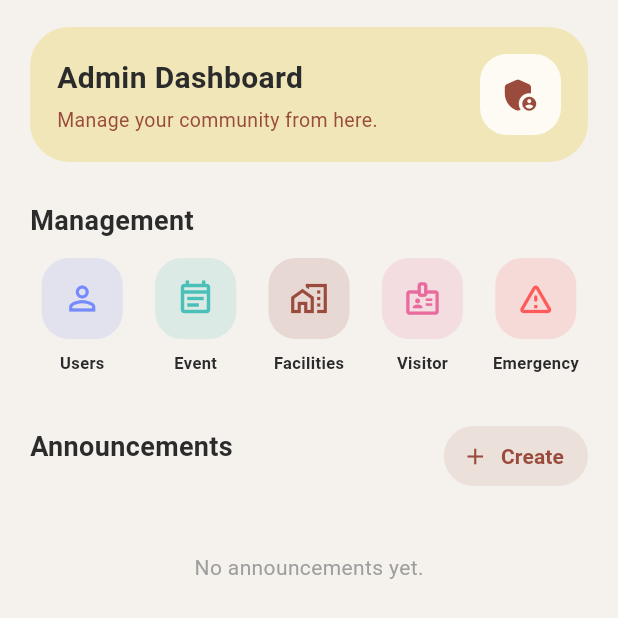
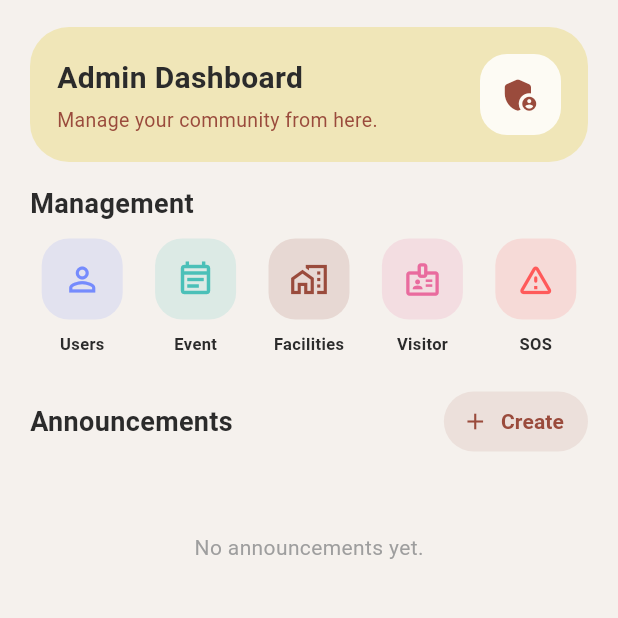
Before and after one commit to Jiazheng23/JiranMu-CommunityApp, a Flutter app: the DashboardPage screen opened directly, on a phone screen of 412 x 824 dp. Shown: the top 618 px of the screen. Run offline on Flutter 3.47's test engine with Material 3 defaults, Android fonts, the phone set to English and light mode, and no system bars; our stand-ins replace geolocator, google_maps_flutter, image_picker, supabase_flutter, table_calendar; accounts and stored records are empty.

Commit message:
dashboard_page update

```diff
--- a/lib/admin/dashboard/dashboard_page.dart
+++ b/lib/admin/dashboard/dashboard_page.dart
@@ -47,7 +47,7 @@ class _DashboardPageState extends State<DashboardPage> {
           .from('announcements')
           .select()
           .order('created_at', ascending: false)
-          .limit(5);
+          .limit(10);
       if (mounted) setState(() => announcements = response);
     } catch (e) {
       debugPrint("Fetch Announcements Error: $e");
@@ -81,11 +81,13 @@ class _DashboardPageState extends State<DashboardPage> {
 
   // ── Shared section title (same as Resident) ──
   Widget buildSectionTitle(String title) {
-    return Padding(
-      padding: const EdgeInsets.only(bottom: 12),
-      child: Text(title,
+    return Text(
+      title,
       style: const TextStyle(
-              fontSize: 18, fontWeight: FontWeight.bold, color: textDark)),
+        fontSize: 18,
+        fontWeight: FontWeight.bold,
+        color: textDark, // 确保你之前定义了 textDark
+      ),
     );
   }
 
@@ -699,11 +701,18 @@ class _DashboardPageState extends State<DashboardPage> {
       body: SafeArea(
         child: RefreshIndicator(
           onRefresh: refreshAllData,
-          child: ListView(
-            padding: const EdgeInsets.fromLTRB(20, 18, 20, 100),
+          // 🔥 换成 CustomScrollView，让整个页面完美融合并整体滑动
+          child: CustomScrollView(
+            physics: const AlwaysScrollableScrollPhysics(), // 确保即使内容少也能下拉刷新
+            slivers: [
+              // ── 📌 顶部内容 (使用 SliverToBoxAdapter 包裹) ──
+              SliverToBoxAdapter(
+                child: Padding(
+                  padding: const EdgeInsets.fromLTRB(20, 18, 20, 0),
+                  child: Column(
+                    crossAxisAlignment: CrossAxisAlignment.start,
                     children: [
-
-              // ── Header banner (mirrors Resident's softYellow banner) ──
+                      // ── Header banner ──
                       Container(
                         width: double.infinity,
                         padding: const EdgeInsets.all(18),
@@ -739,8 +748,9 @@ class _DashboardPageState extends State<DashboardPage> {
                         ),
                       ),
 
-              const SizedBox(height: 26),
+                      const SizedBox(height: 15),
                       buildSectionTitle("Management"),
+                      const SizedBox(height: 10),
 
                       // ── Quick-access buttons ──
                       Row(
@@ -758,7 +768,7 @@ class _DashboardPageState extends State<DashboardPage> {
                               iconColor: const Color(0xFFE96B9E), hasNotification: hasVisitorNotif),
                           const SizedBox(width: 6),
                           buildTopButton(
-                    "Emergency", Icons.warning_amber_rounded,
+                            "SOS", Icons.warning_amber_rounded,
                                 () {
                               Navigator.push(context,
                                   MaterialPageRoute(builder: (_) => const EmergencyListPage()))
@@ -770,11 +780,12 @@ class _DashboardPageState extends State<DashboardPage> {
                         ],
                       ),
 
-              const SizedBox(height: 30),
+                      const SizedBox(height: 20),
 
                       // ── Announcements header ──
                       Row(
                         mainAxisAlignment: MainAxisAlignment.spaceBetween,
+                        crossAxisAlignment: CrossAxisAlignment.center,
                         children: [
                           buildSectionTitle("Announcements"),
                           TextButton.icon(
@@ -788,15 +799,27 @@ class _DashboardPageState extends State<DashboardPage> {
                           ),
                         ],
                       ),
+                      const SizedBox(height: 10),
+                    ],
+                  ),
+                ),
+              ),
 
-              // ── Announcement cards ──
+              // ── 📜 公告列表 (使用 SliverList 实现高性能无限滑动) ──
               if (announcements.isEmpty)
-                const Padding(
+                const SliverToBoxAdapter(
+                  child: Padding(
                     padding: EdgeInsets.all(40),
-                    child: Center(child: Text("No announcements yet.",
-                        style: TextStyle(color: Colors.grey))))
+                    child: Center(child: Text("No announcements yet.", style: TextStyle(color: Colors.grey))),
+                  ),
+                )
               else
-                ...announcements.map((item) {
+                SliverPadding(
+                  padding: const EdgeInsets.fromLTRB(20, 0, 20, 100), // 底部留白
+                  sliver: SliverList(
+                    delegate: SliverChildBuilderDelegate(
+                          (context, index) {
+                        final item = announcements[index];
                         final bool urgent   = item['is_urgent'] ?? false;
                         final bool hasImage = item['image_url'] != null;
 
@@ -822,8 +845,12 @@ class _DashboardPageState extends State<DashboardPage> {
                               children: [
                                 hasImage
                                     ? ClipOval(
-                              child: Image.network(item['image_url'],
-                                  width: 46, height: 46, fit: BoxFit.cover))
+                                  child: Image.network(
+                                    item['image_url'],
+                                    width: 46, height: 46, fit: BoxFit.cover,
+                                    errorBuilder: (context, error, stackTrace) => const Icon(Icons.image_not_supported, color: Colors.grey),
+                                  ),
+                                )
                                     : Container(
                                   width: 46, height: 46,
                                   decoration: BoxDecoration(
@@ -857,7 +884,11 @@ class _DashboardPageState extends State<DashboardPage> {
                             ),
                           ),
                         );
-                }).toList(),
+                      },
+                      childCount: announcements.length, // 根据数组长度自动生成
+                    ),
+                  ),
+                ),
             ],
           ),
         ),
```
Lines whose indentation alone changed are shown as unchanged.
